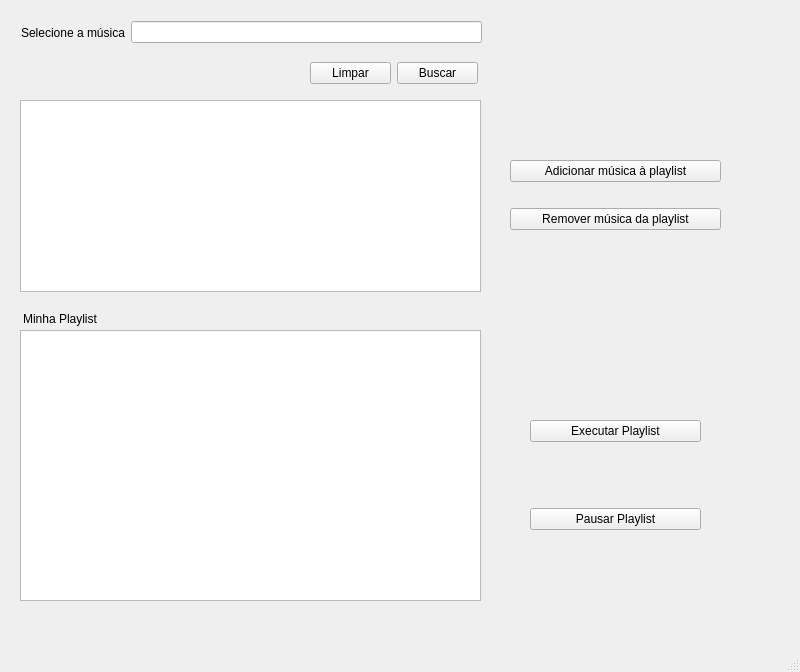
Qt form SpotifyQt_Stone/mainwindow.ui (Leonardo-Fischer/Spotify-Playlist-Qt) before a commit.
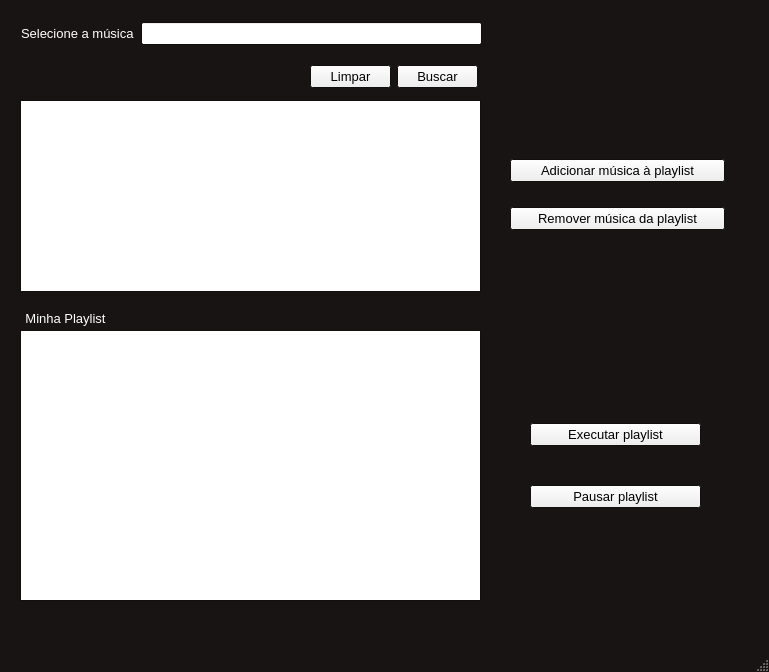
The same form after that commit. Icons and pictures are not drawn.

Diff of the .ui file:
```diff
--- a/SpotifyQt_Stone/mainwindow.ui
+++ b/SpotifyQt_Stone/mainwindow.ui
@@ -6,13 +6,130 @@
    <rect>
     <x>0</x>
     <y>0</y>
-    <width>800</width>
+    <width>769</width>
     <height>672</height>
    </rect>
   </property>
+  <property name="sizePolicy">
+   <sizepolicy hsizetype="Preferred" vsizetype="Preferred">
+    <horstretch>0</horstretch>
+    <verstretch>0</verstretch>
+   </sizepolicy>
+  </property>
+  <property name="minimumSize">
+   <size>
+    <width>769</width>
+    <height>672</height>
+   </size>
+  </property>
+  <property name="maximumSize">
+   <size>
+    <width>769</width>
+    <height>672</height>
+   </size>
+  </property>
+  <property name="palette">
+   <palette>
+    <active>
+     <colorrole role="WindowText">
+      <brush brushstyle="SolidPattern">
+       <color alpha="255">
+        <red>255</red>
+        <green>255</green>
+        <blue>255</blue>
+       </color>
+      </brush>
+     </colorrole>
+     <colorrole role="Base">
+      <brush brushstyle="SolidPattern">
+       <color alpha="255">
+        <red>255</red>
+        <green>255</green>
+        <blue>255</blue>
+       </color>
+      </brush>
+     </colorrole>
+     <colorrole role="Window">
+      <brush brushstyle="SolidPattern">
+       <color alpha="255">
+        <red>25</red>
+        <green>20</green>
+        <blue>20</blue>
+       </color>
+      </brush>
+     </colorrole>
+    </active>
+    <inactive>
+     <colorrole role="WindowText">
+      <brush brushstyle="SolidPattern">
+       <color alpha="255">
+        <red>255</red>
+        <green>255</green>
+        <blue>255</blue>
+       </color>
+      </brush>
+     </colorrole>
+     <colorrole role="Base">
+      <brush brushstyle="SolidPattern">
+       <color alpha="255">
+        <red>255</red>
+        <green>255</green>
+        <blue>255</blue>
+       </color>
+      </brush>
+     </colorrole>
+     <colorrole role="Window">
+      <brush brushstyle="SolidPattern">
+       <color alpha="255">
+        <red>25</red>
+        <green>20</green>
+        <blue>20</blue>
+       </color>
+      </brush>
+     </colorrole>
+    </inactive>
+    <disabled>
+     <colorrole role="WindowText">
+      <brush brushstyle="SolidPattern">
+       <color alpha="255">
+        <red>190</red>
+        <green>190</green>
+        <blue>190</blue>
+       </color>
+      </brush>
+     </colorrole>
+     <colorrole role="Base">
+      <brush brushstyle="SolidPattern">
+       <color alpha="255">
+        <red>25</red>
+        <green>20</green>
+        <blue>20</blue>
+       </color>
+      </brush>
+     </colorrole>
+     <colorrole role="Window">
+      <brush brushstyle="SolidPattern">
+       <color alpha="255">
+        <red>25</red>
+        <green>20</green>
+        <blue>20</blue>
+       </color>
+      </brush>
+     </colorrole>
+    </disabled>
+   </palette>
+  </property>
+  <property name="font">
+   <font>
+    <pointsize>10</pointsize>
+   </font>
+  </property>
   <property name="windowTitle">
    <string>SpotifyQt - Desafio Stone</string>
   </property>
+  <property name="autoFillBackground">
+   <bool>false</bool>
+  </property>
   <widget class="QWidget" name="centralwidget">
    <widget class="QWidget" name="layoutWidget">
     <property name="geometry">
@@ -20,7 +137,7 @@
       <x>21</x>
       <y>17</y>
       <width>461</width>
-      <height>31</height>
+      <height>33</height>
      </rect>
     </property>
     <layout class="QHBoxLayout" name="horizontalLayout">
@@ -42,7 +159,7 @@
       <x>310</x>
       <y>60</y>
       <width>168</width>
-      <height>27</height>
+      <height>33</height>
      </rect>
     </property>
     <layout class="QHBoxLayout" name="horizontalLayout_2">
@@ -67,7 +184,7 @@
      <rect>
       <x>510</x>
       <y>140</y>
-      <width>211</width>
+      <width>215</width>
       <height>111</height>
      </rect>
     </property>
@@ -113,7 +230,7 @@
      <rect>
       <x>20</x>
       <y>310</y>
-      <width>80</width>
+      <width>91</width>
       <height>17</height>
      </rect>
     </property>
@@ -131,38 +248,47 @@
     <property name="geometry">
      <rect>
       <x>530</x>
-      <y>360</y>
+      <y>390</y>
       <width>171</width>
-      <height>231</height>
+      <height>151</height>
      </rect>
     </property>
     <layout class="QVBoxLayout" name="verticalLayout_2">
      <item>
       <widget class="QPushButton" name="pushButton_executar">
        <property name="text">
-        <string>Executar Playlist</string>
+        <string>Executar playlist</string>
        </property>
       </widget>
      </item>
      <item>
       <widget class="QPushButton" name="pushButton_pausar">
        <property name="text">
-        <string>Pausar Playlist</string>
+        <string>Pausar playlist</string>
        </property>
       </widget>
      </item>
     </layout>
    </widget>
-  </widget>
-  <widget class="QMenuBar" name="menubar">
-   <property name="geometry">
-    <rect>
-     <x>0</x>
-     <y>0</y>
-     <width>800</width>
-     <height>22</height>
-    </rect>
-   </property>
+   <widget class="QLabel" name="label_logo">
+    <property name="geometry">
+     <rect>
+      <x>530</x>
+      <y>30</y>
+      <width>201</width>
+      <height>61</height>
+     </rect>
+    </property>
+    <property name="text">
+     <string/>
+    </property>
+    <property name="pixmap">
+     <pixmap resource="image.qrc">:/logo_spotify/logo_spotify/Spotify_Logo_RGB_White.png</pixmap>
+    </property>
+    <property name="scaledContents">
+     <bool>true</bool>
+    </property>
+   </widget>
   </widget>
   <widget class="QStatusBar" name="statusbar"/>
  </widget>
```
Left out of the diff: 4 changed lines with no effect on the pictures.
